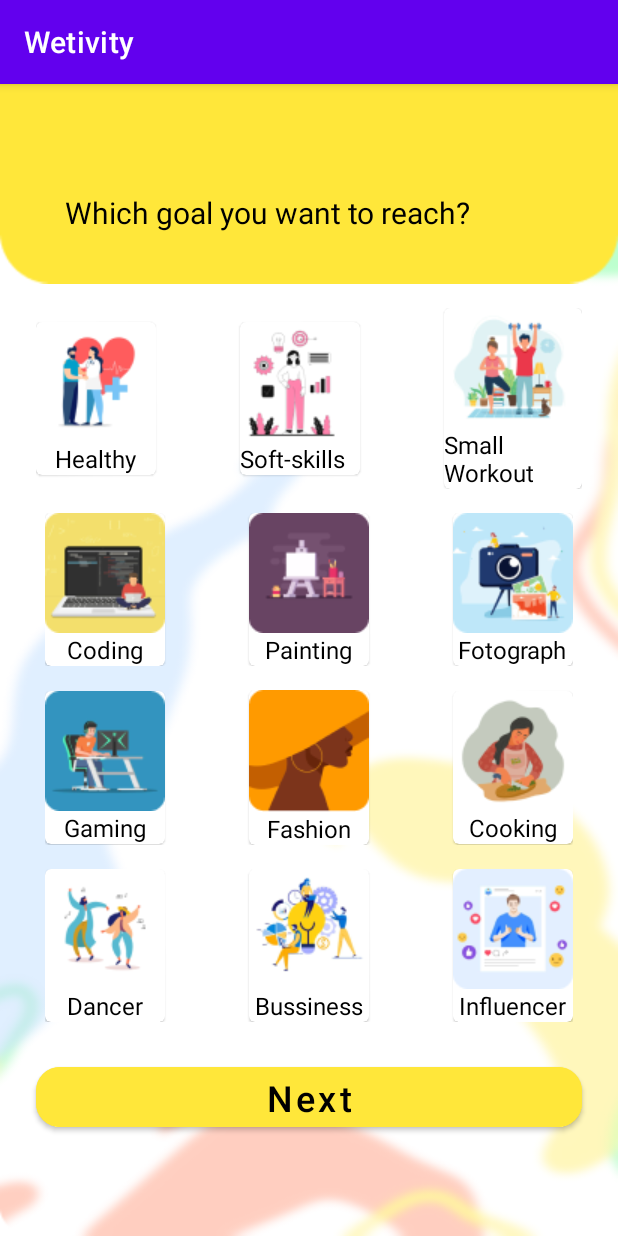
After one commit to NVG-064/Wetivity, an Android app: the Recommendation screen opened directly, with no data from a screen before it, on a phone screen of 412 x 824 dp. The commit adds this screen. Run offline under Robolectric (Android 15) with nearby library versions, the phone set to English and light mode, and no system bars.

Commit message:
Page Recommendation tapi bukan checkbox gais, cuma clickable aja gitu

```diff
--- a/app/src/main/AndroidManifest.xml
+++ b/app/src/main/AndroidManifest.xml
@@ -12,6 +12,9 @@
         android:theme="@style/Theme.Wetivity"
         tools:targetApi="31">
         <activity
+            android:name=".Recommendation"
+            android:exported="false" />
+        <activity
             android:name=".MainActivity"
             android:exported="true">
             <intent-filter>
--- /dev/null
+++ b/app/src/main/java/com/infinity/wetivity/Recommendation.kt
@@ -0,0 +1,11 @@
+package com.infinity.wetivity
+
+import androidx.appcompat.app.AppCompatActivity
+import android.os.Bundle
+
+class Recommendation : AppCompatActivity() {
+    override fun onCreate(savedInstanceState: Bundle?) {
+        super.onCreate(savedInstanceState)
+        setContentView(R.layout.activity_recommendation)
+    }
+}
--- /dev/null
+++ b/app/src/main/res/layout/activity_recommendation.xml
@@ -0,0 +1,504 @@
+<?xml version="1.0" encoding="utf-8"?>
+<androidx.constraintlayout.widget.ConstraintLayout xmlns:android="http://schemas.android.com/apk/res/android"
+    xmlns:app="http://schemas.android.com/apk/res-auto"
+    xmlns:tools="http://schemas.android.com/tools"
+    android:layout_width="match_parent"
+    android:layout_height="match_parent"
+    tools:context=".Recommendation"
+    android:background="@drawable/bg_recommendation">
+
+
+    <ImageView
+        android:id="@+id/header_image"
+        android:layout_width="fill_parent"
+        android:layout_height="133dp"
+        app:srcCompat="@drawable/header_recommendation"
+        tools:ignore="MissingConstraints" />
+
+    <TextView
+        android:id="@+id/title"
+        android:layout_width="wrap_content"
+        android:layout_height="wrap_content"
+        android:layout_marginLeft="24dp"
+        android:layout_marginTop="72dp"
+        android:text="Which goal you want to reach?"
+        android:textColor="#000"
+        android:textSize="20sp"
+        app:layout_constraintEnd_toEndOf="parent"
+        app:layout_constraintHorizontal_bias="0.166"
+        app:layout_constraintStart_toStartOf="parent"
+        app:layout_constraintTop_toTopOf="parent"
+        tools:ignore="MissingConstraints" />
+
+    <LinearLayout
+        android:id="@+id/firstlinebutton"
+        android:layout_width="wrap_content"
+        android:layout_height="wrap_content"
+        android:layout_marginTop="16dp"
+        android:paddingLeft="24dp"
+        android:paddingRight="24dp"
+        android:gravity="center"
+        app:layout_constraintEnd_toEndOf="parent"
+        app:layout_constraintStart_toStartOf="parent"
+        app:layout_constraintTop_toBottomOf="@+id/header_image">
+
+
+        <com.google.android.material.card.MaterialCardView
+            android:id="@+id/btn_healthy"
+            android:layout_width="wrap_content"
+            android:layout_height="wrap_content"
+            android:minWidth="80dp"
+            android:layout_gravity="center"
+            tools:ignore="MissingConstraints"
+            android:checkable="true"
+            android:clickable="true"
+            android:layout_marginRight="28dp">
+
+            <LinearLayout
+                android:layout_width="wrap_content"
+                android:layout_height="wrap_content"
+                android:gravity="center_horizontal"
+                android:orientation="vertical">
+
+                <ImageView
+                    android:id="@+id/img_healthy"
+                    android:layout_width="wrap_content"
+                    android:layout_height="wrap_content"
+                    android:src="@drawable/btn_healthy" />
+
+                <TextView
+                    android:layout_width="wrap_content"
+                    android:layout_height="wrap_content"
+                    android:text="Healthy"
+                    android:textAllCaps="false"
+                    android:textColor="#000"
+                    android:textSize="16sp" />
+            </LinearLayout>
+
+
+        </com.google.android.material.card.MaterialCardView>
+
+
+        <com.google.android.material.card.MaterialCardView
+            android:id="@+id/btn_softskill"
+            android:layout_width="wrap_content"
+            android:layout_height="wrap_content"
+            android:minWidth="80dp"
+            tools:ignore="MissingConstraints"
+            android:checkable="true"
+            android:clickable="true"
+            android:layout_marginLeft="28dp"
+            android:layout_marginRight="28dp">
+
+            <LinearLayout
+                android:layout_width="wrap_content"
+                android:layout_height="wrap_content"
+                android:orientation="vertical"
+                android:gravity="center_horizontal">
+                <ImageView
+                    android:id="@+id/img_softskill"
+                    android:layout_width="wrap_content"
+                    android:layout_height="wrap_content"
+                    android:src="@drawable/btn_softskill"/>
+
+                <TextView
+                    android:layout_width="wrap_content"
+                    android:layout_height="wrap_content"
+                    android:text="Soft-skills"
+                    android:textSize="16sp"
+                    android:textAllCaps="false"
+                    android:textColor="#000"/>
+            </LinearLayout>
+
+
+        </com.google.android.material.card.MaterialCardView>
+
+        <com.google.android.material.card.MaterialCardView
+            android:id="@+id/btn_smallworkout"
+            android:layout_width="wrap_content"
+            android:layout_height="wrap_content"
+            tools:ignore="MissingConstraints"
+            android:checkable="true"
+            android:clickable="true"
+            app:layout_constraintStart_toEndOf="@+id/btn_painting"
+            android:layout_marginLeft="28dp">
+
+            <LinearLayout
+                android:layout_width="wrap_content"
+                android:layout_height="wrap_content"
+                android:gravity="center_horizontal"
+                android:orientation="vertical">
+                <ImageView
+                    android:id="@+id/img_smallworkout"
+                    android:layout_width="wrap_content"
+                    android:layout_height="wrap_content"
+                    android:src="@drawable/btn_smallworkout"/>
+
+                <TextView
+                    android:layout_width="wrap_content"
+                    android:layout_height="wrap_content"
+                    android:text="Small Workout"
+
+                    android:textSize="16sp"
+                    android:textAllCaps="false"
+                    android:textColor="#000"/>
+            </LinearLayout>
+
+
+        </com.google.android.material.card.MaterialCardView>
+
+    </LinearLayout>
+
+    <LinearLayout
+        android:id="@+id/secondlinebutton"
+        android:layout_width="wrap_content"
+        android:layout_height="wrap_content"
+        android:layout_marginTop="16dp"
+        android:paddingLeft="24dp"
+        android:paddingRight="24dp"
+        android:gravity="center"
+        app:layout_constraintEnd_toEndOf="parent"
+        app:layout_constraintStart_toStartOf="parent"
+        app:layout_constraintTop_toBottomOf="@+id/firstlinebutton">
+
+        <com.google.android.material.card.MaterialCardView
+            android:id="@+id/btn_coding"
+            android:layout_width="wrap_content"
+            android:layout_height="wrap_content"
+            tools:ignore="MissingConstraints"
+            android:checkable="true"
+            android:clickable="true"
+            android:layout_marginRight="28dp">
+
+            <LinearLayout
+                android:layout_width="wrap_content"
+                android:layout_height="wrap_content"
+                android:gravity="center_horizontal"
+                android:orientation="vertical">
+                <ImageView
+                    android:id="@+id/img_coding"
+                    android:layout_width="wrap_content"
+                    android:layout_height="wrap_content"
+                    android:src="@drawable/btn_coding"/>
+
+                <TextView
+                    android:layout_width="wrap_content"
+                    android:layout_height="wrap_content"
+                    android:text="Coding"
+                    android:textSize="16sp"
+                    android:textAllCaps="false"
+                    android:textColor="#000"/>
+            </LinearLayout>
+
+
+        </com.google.android.material.card.MaterialCardView>
+
+        <com.google.android.material.card.MaterialCardView
+            android:id="@+id/btn_painting"
+            android:layout_width="wrap_content"
+            android:layout_height="wrap_content"
+            tools:ignore="MissingConstraints"
+            android:checkable="true"
+            android:clickable="true"
+            android:layout_marginLeft="28dp"
+            android:layout_marginRight="28dp">
+
+            <LinearLayout
+                android:layout_width="wrap_content"
+                android:layout_height="wrap_content"
+                android:gravity="center_horizontal"
+                android:orientation="vertical">
+                <ImageView
+                    android:id="@+id/img_painting"
+                    android:layout_width="wrap_content"
+                    android:layout_height="wrap_content"
+                    android:src="@drawable/btn_painting"/>
+
+                <TextView
+                    android:layout_width="wrap_content"
+                    android:layout_height="wrap_content"
+                    android:text="Painting"
+                    android:textSize="16sp"
+                    android:textAllCaps="false"
+                    android:textColor="#000"/>
+            </LinearLayout>
+
+
+        </com.google.android.material.card.MaterialCardView>
+
+        <com.google.android.material.card.MaterialCardView
+            android:id="@+id/btn_fotograph"
+            android:layout_width="wrap_content"
+            android:layout_height="wrap_content"
+            tools:ignore="MissingConstraints"
+            android:checkable="true"
+            android:clickable="true"
+            app:layout_constraintStart_toEndOf="@+id/btn_painting"
+            android:layout_marginLeft="28dp">
+
+            <LinearLayout
+                android:layout_width="wrap_content"
+                android:layout_height="wrap_content"
+                android:gravity="center_horizontal"
+                android:orientation="vertical">
+                <ImageView
+                    android:id="@+id/img_fotograph"
+                    android:layout_width="wrap_content"
+                    android:layout_height="wrap_content"
+                    android:src="@drawable/btn_fotograph"/>
+
+                <TextView
+                    android:layout_width="wrap_content"
+                    android:layout_height="wrap_content"
+                    android:text="Fotograph"
+                    android:textSize="16sp"
+                    android:textAllCaps="false"
+                    android:textColor="#000"/>
+            </LinearLayout>
+
+
+        </com.google.android.material.card.MaterialCardView>
+
+    </LinearLayout>
+
+    <LinearLayout
+        android:id="@+id/thirdlinebutton"
+        android:layout_width="wrap_content"
+        android:layout_height="wrap_content"
+        android:layout_marginTop="16dp"
+        android:paddingLeft="24dp"
+        android:paddingRight="24dp"
+        android:gravity="center"
+        app:layout_constraintEnd_toEndOf="parent"
+        app:layout_constraintStart_toStartOf="parent"
+        app:layout_constraintTop_toBottomOf="@+id/secondlinebutton">
+
+        <com.google.android.material.card.MaterialCardView
+            android:id="@+id/btn_gaming"
+            android:layout_width="wrap_content"
+            android:layout_height="wrap_content"
+            tools:ignore="MissingConstraints"
+            android:checkable="true"
+            android:clickable="true"
+            android:layout_marginRight="28dp">
+
+            <LinearLayout
+                android:layout_width="wrap_content"
+                android:layout_height="wrap_content"
+                android:gravity="center_horizontal"
+                android:orientation="vertical">
+                <ImageView
+                    android:id="@+id/img_gaming"
+                    android:layout_width="wrap_content"
+                    android:layout_height="wrap_content"
+                    android:src="@drawable/btn_gaming"/>
+
+                <TextView
+                    android:layout_width="wrap_content"
+                    android:layout_height="wrap_content"
+                    android:text="Gaming"
+                    android:textSize="16sp"
+                    android:textAllCaps="false"
+                    android:textColor="#000"/>
+            </LinearLayout>
+
+
+        </com.google.android.material.card.MaterialCardView>
+
+        <com.google.android.material.card.MaterialCardView
+            android:id="@+id/btn_fashion"
+            android:layout_width="wrap_content"
+            android:layout_height="wrap_content"
+            tools:ignore="MissingConstraints"
+            android:checkable="true"
+            android:clickable="true"
+            android:layout_marginLeft="28dp"
+            android:layout_marginRight="28dp">
+
+            <LinearLayout
+                android:layout_width="wrap_content"
+                android:layout_height="wrap_content"
+                android:gravity="center_horizontal"
+                android:orientation="vertical">
+                <ImageView
+                    android:id="@+id/img_fashion"
+                    android:layout_width="wrap_content"
+                    android:layout_height="wrap_content"
+                    android:src="@drawable/btn_fashion"/>
+
+                <TextView
+                    android:layout_width="wrap_content"
+                    android:layout_height="wrap_content"
+                    android:text="Fashion"
+                    android:textSize="16sp"
+                    android:textAllCaps="false"
+                    android:textColor="#000"/>
+            </LinearLayout>
+
+
+        </com.google.android.material.card.MaterialCardView>
+
+        <com.google.android.material.card.MaterialCardView
+            android:id="@+id/btn_cooking"
+            android:layout_width="wrap_content"
+            android:layout_height="wrap_content"
+            tools:ignore="MissingConstraints"
+            android:checkable="true"
+            android:clickable="true"
+            app:layout_constraintStart_toEndOf="@+id/btn_painting"
+            android:layout_marginLeft="28dp">
+
+            <LinearLayout
+                android:layout_width="wrap_content"
+                android:layout_height="wrap_content"
+                android:gravity="center_horizontal"
+                android:orientation="vertical">
+                <ImageView
+                    android:id="@+id/img_cooking"
+                    android:layout_width="wrap_content"
+                    android:layout_height="wrap_content"
+                    android:src="@drawable/btn_cooking"/>
+
+                <TextView
+                    android:layout_width="wrap_content"
+                    android:layout_height="wrap_content"
+                    android:text="Cooking"
+                    android:textSize="16sp"
+                    android:textAllCaps="false"
+                    android:textColor="#000"/>
+            </LinearLayout>
+
+
+        </com.google.android.material.card.MaterialCardView>
+
+    </LinearLayout>
+
+    <LinearLayout
+        android:id="@+id/fourthlinebutton"
+        android:layout_width="wrap_content"
+        android:layout_height="wrap_content"
+        android:layout_marginTop="16dp"
+        android:paddingLeft="24dp"
+        android:paddingRight="24dp"
+        android:gravity="center"
+        app:layout_constraintEnd_toEndOf="parent"
+        app:layout_constraintStart_toStartOf="parent"
+        app:layout_constraintTop_toBottomOf="@+id/thirdlinebutton">
+
+        <com.google.android.material.card.MaterialCardView
+            android:id="@+id/btn_dancer"
+            android:layout_width="wrap_content"
+            android:layout_height="wrap_content"
+            tools:ignore="MissingConstraints"
+            android:checkable="true"
+            android:clickable="true"
+            android:layout_marginRight="28dp">
+
+            <LinearLayout
+                android:layout_width="wrap_content"
+                android:layout_height="wrap_content"
+                android:gravity="center_horizontal"
+                android:orientation="vertical">
+                <ImageView
+                    android:id="@+id/img_dancer"
+                    android:layout_width="wrap_content"
+                    android:layout_height="wrap_content"
+                    android:src="@drawable/btn_dancer"/>
+
+                <TextView
+                    android:layout_width="wrap_content"
+                    android:layout_height="wrap_content"
+                    android:text="Dancer"
+                    android:textSize="16sp"
+                    android:textAllCaps="false"
+                    android:textColor="#000"/>
+            </LinearLayout>
+
+
+        </com.google.android.material.card.MaterialCardView>
+
+        <com.google.android.material.card.MaterialCardView
+            android:id="@+id/btn_bussiness"
+            android:layout_width="wrap_content"
+            android:layout_height="wrap_content"
+            tools:ignore="MissingConstraints"
+            android:checkable="true"
+            android:clickable="true"
+            android:layout_marginLeft="28dp"
+            android:layout_marginRight="28dp">
+
+            <LinearLayout
+                android:layout_width="wrap_content"
+                android:layout_height="wrap_content"
+                android:gravity="center_horizontal"
+                android:orientation="vertical">
+                <ImageView
+                    android:id="@+id/img_bussiness"
+                    android:layout_width="wrap_content"
+                    android:layout_height="wrap_content"
+                    android:src="@drawable/btn_bussiness"/>
+
+                <TextView
+                    android:layout_width="wrap_content"
+                    android:layout_height="wrap_content"
+                    android:text="Bussiness"
+                    android:textSize="16sp"
+                    android:textAllCaps="false"
+                    android:textColor="#000"/>
+            </LinearLayout>
+
+
+        </com.google.android.material.card.MaterialCardView>
+
+        <com.google.android.material.card.MaterialCardView
+            android:id="@+id/btn_influencer"
+            android:layout_width="wrap_content"
+            android:layout_height="wrap_content"
+            tools:ignore="MissingConstraints"
+            android:checkable="true"
+            android:clickable="true"
+            app:layout_constraintStart_toEndOf="@+id/btn_painting"
+            android:layout_marginLeft="28dp">
+
+            <LinearLayout
+                android:layout_width="wrap_content"
+                android:layout_height="wrap_content"
+                android:gravity="center_horizontal"
+                android:orientation="vertical">
+                <ImageView
+                    android:id="@+id/img_influencer"
+                    android:layout_width="wrap_content"
+                    android:layout_height="wrap_content"
+                    android:src="@drawable/btn_influencer"/>
+
+                <TextView
+                    android:layout_width="wrap_content"
+                    android:layout_height="wrap_content"
+                    android:text="Influencer"
+                    android:textSize="16sp"
+                    android:textAllCaps="false"
+                    android:textColor="#000"/>
+            </LinearLayout>
+
+
+        </com.google.android.material.card.MaterialCardView>
+
+    </LinearLayout>
+
+    <Button
+        android:id="@+id/btn_next"
+        android:layout_width="match_parent"
+        android:layout_height="52dp"
+        android:layout_marginTop="28dp"
+        android:backgroundTint="#FFE73A"
+        android:layout_margin="24dp"
+        android:text="Next"
+        android:textAllCaps="false"
+        android:textColor="#000"
+        android:textSize="24sp"
+        app:cornerRadius="16dp"
+        app:layout_constraintTop_toBottomOf="@+id/fourthlinebutton"
+        tools:layout_editor_absoluteX="24dp" />
+
+
+</androidx.constraintlayout.widget.ConstraintLayout>
--- a/app/src/main/res/values/strings.xml
+++ b/app/src/main/res/values/strings.xml
@@ -1,3 +1,3 @@
 <resources>
-  <string name="app_name">Wetivity</string>
+    <string name="app_name">Wetivity</string>
 </resources>
--- a/build.gradle
+++ b/build.gradle
@@ -1,6 +1,6 @@
 // Top-level build file where you can add configuration options common to all sub-projects/modules.
 plugins {
-    id 'com.android.application' version '7.4.2' apply false
-    id 'com.android.library' version '7.4.2' apply false
+    id 'com.android.application' version '8.0.0' apply false
+    id 'com.android.library' version '8.0.0' apply false
     id 'org.jetbrains.kotlin.android' version '1.8.0' apply false
 }
--- a/gradle.properties
+++ b/gradle.properties
@@ -21,3 +21,5 @@ kotlin.code.style=official
 # resources declared in the library itself and none from the library's dependencies,
 # thereby reducing the size of the R class for that library
 android.nonTransitiveRClass=true
+android.defaults.buildfeatures.buildconfig=true
+android.nonFinalResIds=false
```
Also changed, not shown: app/src/main/res/drawable/bg_recommendation.png (added), app/src/main/res/drawable/btn_bussiness.png (added), app/src/main/res/drawable/btn_coding.png (added), app/src/main/res/drawable/btn_cooking.png (added), app/src/main/res/drawable/btn_dancer.png (added), app/src/main/res/drawable/btn_fashion.png (added), app/src/main/res/drawable/btn_fotograph.png (added), app/src/main/res/drawable/btn_gaming.png (added), app/src/main/res/drawable/btn_healthy.png (added), app/src/main/res/drawable/btn_influencer.png (added), app/src/main/res/drawable/btn_painting.png (added), app/src/main/res/drawable/btn_smallworkout.png (added), app/src/main/res/drawable/btn_softskill.png (added), app/src/main/res/drawable/header_recommendation.png (added), 1 more files. Lines whose indentation alone changed are shown as unchanged.
